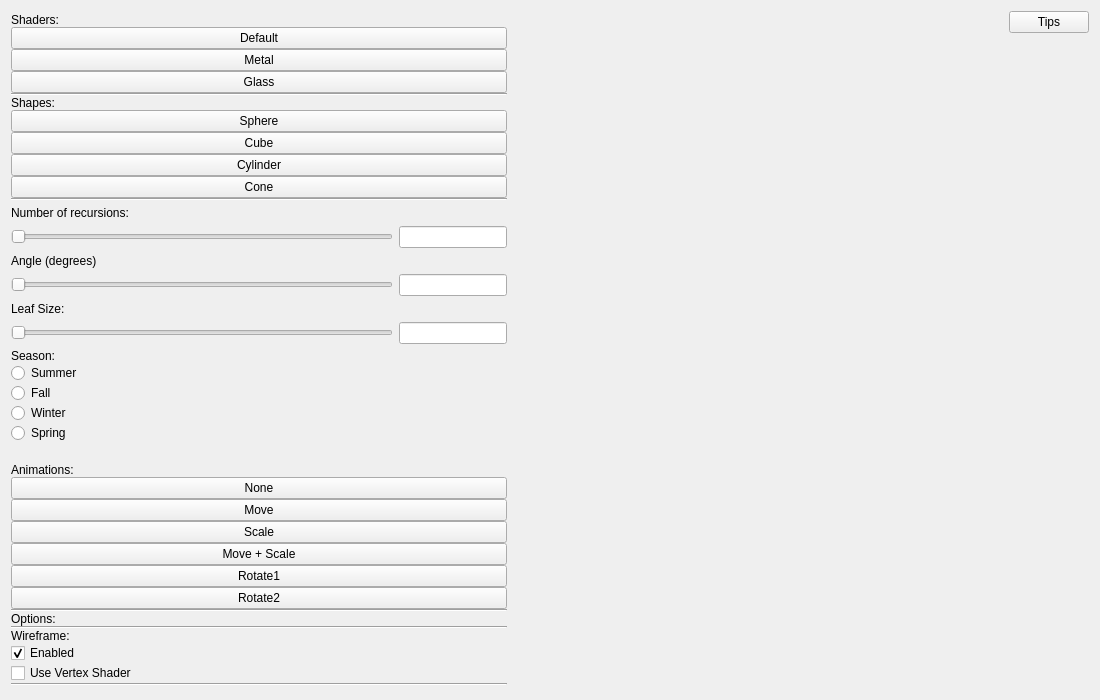
artset/seasonal-trees, file ui/mainwindow.ui: the form before one commit.
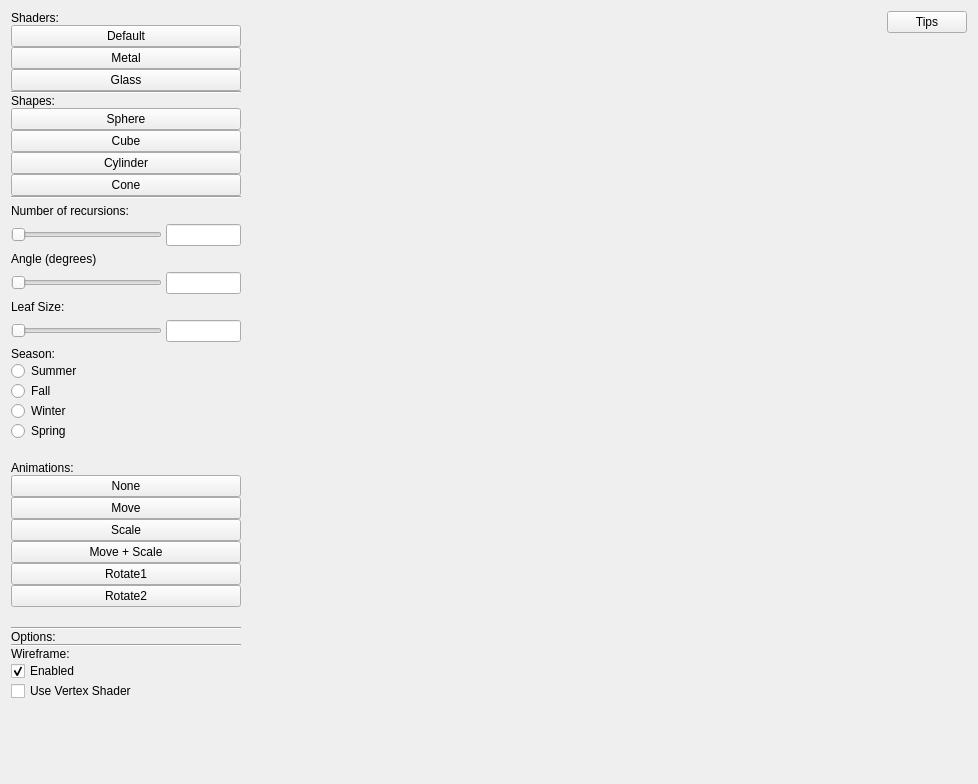
The form after the commit.

Diff of the .ui file:
```diff
--- a/ui/mainwindow.ui
+++ b/ui/mainwindow.ui
@@ -6,8 +6,8 @@
    <rect>
     <x>0</x>
     <y>0</y>
-    <width>1100</width>
-    <height>700</height>
+    <width>978</width>
+    <height>784</height>
    </rect>
   </property>
   <property name="windowTitle">
@@ -23,17 +23,17 @@
      <verstretch>0</verstretch>
     </sizepolicy>
    </property>
-   <layout class="QHBoxLayout" name="horizontalLayout">
+   <layout class="QHBoxLayout" name="horizontalLayout" stretch="0,3,0">
     <item>
-     <layout class="QVBoxLayout" name="verticalLayout" stretch="0,0,0,0,0,0,0,0,0,0,0,0,0,0,0,0,0,0,0,0,0,0,0,0,0,0,0,0,0,0,0,0,0,0">
+     <layout class="QVBoxLayout" name="verticalLayout" stretch="0,0,0,0,0,0,0,0,0,0,0,0,0,0,0,0,0,0,0,0,0,0,0,0,0,0,0,0,0,0,0,0,0">
       <property name="spacing">
        <number>0</number>
       </property>
       <property name="topMargin">
-       <number>2</number>
+       <number>0</number>
       </property>
       <property name="bottomMargin">
-       <number>2</number>
+       <number>0</number>
       </property>
       <item>
        <widget class="QLabel" name="label">
@@ -47,6 +47,18 @@
         <property name="text">
          <string>Default</string>
         </property>
+        <property name="iconSize">
+         <size>
+          <width>16</width>
+          <height>16</height>
+         </size>
+        </property>
+        <property name="autoDefault">
+         <bool>false</bool>
+        </property>
+        <property name="default">
+         <bool>false</bool>
+        </property>
        </widget>
       </item>
       <item>
@@ -116,7 +128,7 @@
        </widget>
       </item>
       <item>
-       <layout class="QGridLayout" name="sliderGrid" columnstretch="2,0" columnminimumwidth="2,0">
+       <layout class="QGridLayout" name="sliderGrid" columnstretch="2,1">
         <property name="sizeConstraint">
          <enum>QLayout::SetMinAndMaxSize</enum>
         </property>
@@ -127,8 +139,21 @@
          <number>5</number>
         </property>
         <property name="horizontalSpacing">
-         <number>6</number>
+         <number>4</number>
         </property>
+        <item row="0" column="0">
+         <widget class="QLabel" name="recursionsLabel">
+          <property name="text">
+           <string>Number of recursions:</string>
+          </property>
+         </widget>
+        </item>
+        <item row="3" column="1">
+         <widget class="QLineEdit" name="angleTextbox"/>
+        </item>
+        <item row="5" column="1">
+         <widget class="QLineEdit" name="leafSizeTextbox"/>
+        </item>
         <item row="1" column="0">
          <widget class="QSlider" name="recursionsSlider">
           <property name="minimum">
@@ -155,6 +180,20 @@
           </property>
          </widget>
         </item>
+        <item row="4" column="0">
+         <widget class="QLabel" name="leafSizeLabel">
+          <property name="text">
+           <string>Leaf Size:</string>
+          </property>
+         </widget>
+        </item>
+        <item row="2" column="0">
+         <widget class="QLabel" name="angleLabel">
+          <property name="text">
+           <string>Angle (degrees)</string>
+          </property>
+         </widget>
+        </item>
         <item row="1" column="1">
          <widget class="QLineEdit" name="recursionsTextbox">
           <property name="maxLength">
@@ -172,33 +211,6 @@
           </property>
          </widget>
         </item>
-        <item row="3" column="1">
-         <widget class="QLineEdit" name="angleTextbox"/>
-        </item>
-        <item row="4" column="0">
-         <widget class="QLabel" name="leafSizeLabel">
-          <property name="text">
-           <string>Leaf Size:</string>
-          </property>
-         </widget>
-        </item>
-        <item row="2" column="0">
-         <widget class="QLabel" name="angleLabel">
-          <property name="text">
-           <string>Angle (degrees)</string>
-          </property>
-         </widget>
-        </item>
-        <item row="0" column="0">
-         <widget class="QLabel" name="recursionsLabel">
-          <property name="text">
-           <string>Number of recursions:</string>
-          </property>
-         </widget>
-        </item>
-        <item row="5" column="1">
-         <widget class="QLineEdit" name="leafSizeTextbox"/>
-        </item>
        </layout>
       </item>
       <item>
@@ -298,6 +310,19 @@
         </property>
        </widget>
       </item>
+      <item>
+       <spacer name="horizontalSpacer_3">
+        <property name="orientation">
+         <enum>Qt::Horizontal</enum>
+        </property>
+        <property name="sizeHint" stdset="0">
+         <size>
+          <width>40</width>
+          <height>20</height>
+         </size>
+        </property>
+       </spacer>
+      </item>
       <item>
        <widget class="Line" name="line_3">
         <property name="orientation">
@@ -349,13 +374,6 @@
         </property>
        </widget>
       </item>
-      <item>
-       <widget class="Line" name="line_5">
-        <property name="orientation">
-         <enum>Qt::Horizontal</enum>
-        </property>
-       </widget>
-      </item>
       <item>
        <spacer name="verticalSpacer">
         <property name="orientation">
@@ -372,12 +390,18 @@
      </layout>
     </item>
     <item>
-     <layout class="QVBoxLayout" name="verticalLayout_2">
+     <layout class="QVBoxLayout" name="verticalLayout_2" stretch="0">
       <property name="spacing">
        <number>0</number>
       </property>
       <property name="sizeConstraint">
-       <enum>QLayout::SetDefaultConstraint</enum>
+       <enum>QLayout::SetMaximumSize</enum>
+      </property>
+      <property name="leftMargin">
+       <number>0</number>
+      </property>
+      <property name="topMargin">
+       <number>0</number>
       </property>
       <item>
        <spacer name="horizontalSpacer">
```
Left out of the diff: 3 changed lines with no effect on the pictures.
